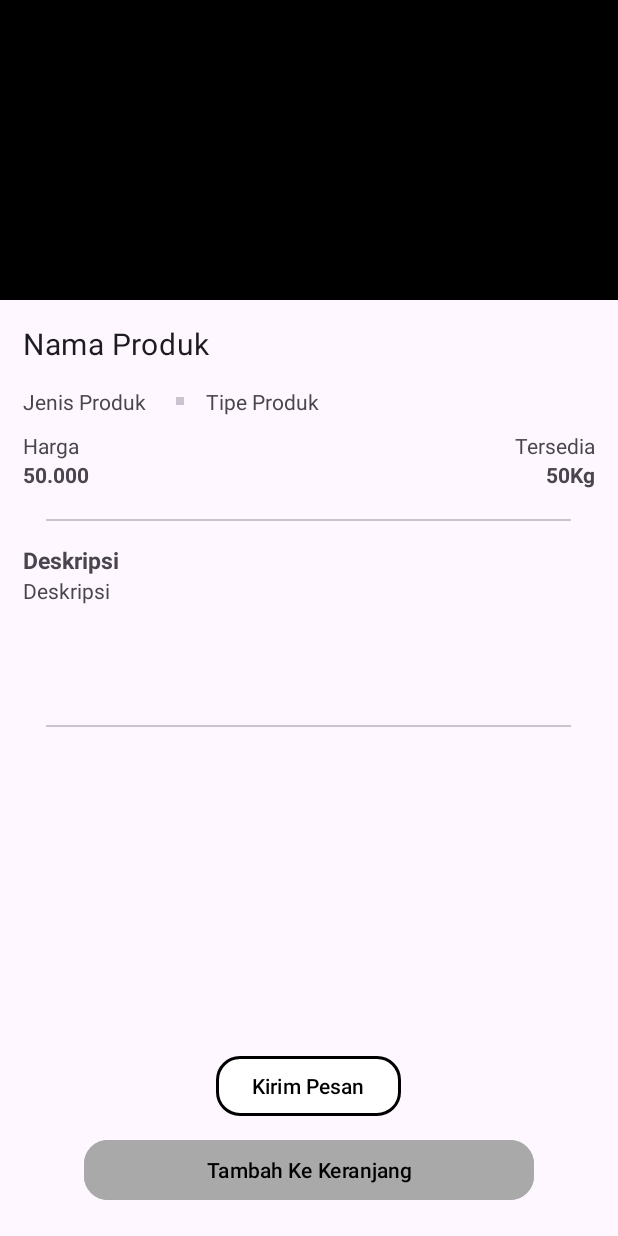
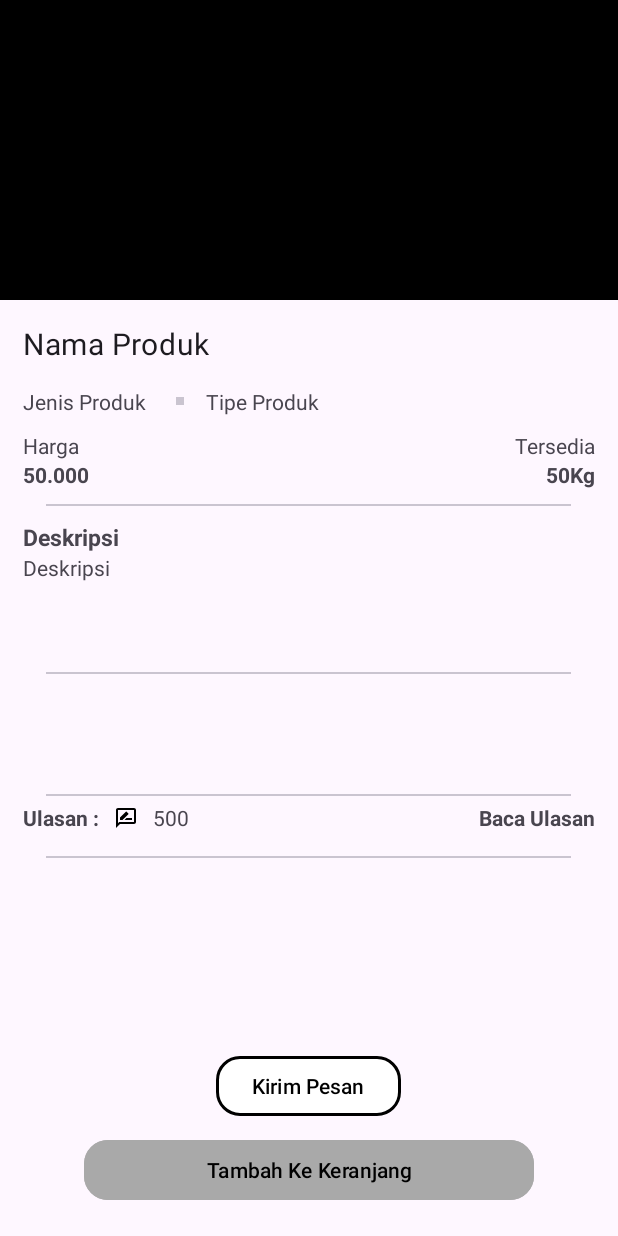
Before and after one commit to vidyazh/TugasAkhir, an Android app: the InfoProductActivity screen opened directly, with no data from a screen before it, on a phone screen of 412 x 824 dp. Run offline under Robolectric (Android 15) with nearby library versions, the phone set to English and light mode, and no system bars.

Commit message:
Push again

```diff
--- /dev/null
+++ b/app/src/main/res/drawable/rate_review.xml
@@ -0,0 +1,9 @@
+<vector xmlns:android="http://schemas.android.com/apk/res/android"
+    android:width="16dp"
+    android:height="16dp"
+    android:viewportWidth="16"
+    android:viewportHeight="16">
+  <path
+      android:pathData="M13.333,1.334H2.667C1.933,1.334 1.34,1.934 1.34,2.667L1.333,14.667L4,12.001H13.333C14.067,12.001 14.667,11.401 14.667,10.667V2.667C14.667,1.934 14.067,1.334 13.333,1.334ZM13.333,10.667H3.447L2.667,11.447V2.667H13.333V10.667ZM7,9.334H12V8.001H8.333L7,9.334ZM9.573,5.421C9.707,5.287 9.707,5.081 9.573,4.947L8.393,3.767C8.26,3.634 8.053,3.634 7.92,3.767L4,7.687V9.334H5.647L9.573,5.421Z"
+      android:fillColor="#000000"/>
+</vector>
--- a/app/src/main/res/layout/activity_info_product.xml
+++ b/app/src/main/res/layout/activity_info_product.xml
@@ -56,6 +56,8 @@
             android:text="@string/tipe_produk"
             android:layout_alignStart="@id/divider_1"
             android:layout_marginStart="20dp"/>
+
+
     </RelativeLayout>
 
     <RelativeLayout
@@ -103,7 +105,7 @@
         android:layout_height="wrap_content"
         android:layout_below="@+id/layout_harga_tersedia"
         android:layout_centerHorizontal="true"
-        android:layout_marginTop="20dp"
+        android:layout_marginTop="10dp"
         android:id="@+id/divider_2"
         />
     <com.google.android.material.textview.MaterialTextView
@@ -114,7 +116,7 @@
         android:layout_alignStart="@id/nama_product"
         android:textSize="15sp"
         android:textStyle="bold"
-        android:layout_marginTop="15dp"
+        android:layout_marginTop="10dp"
         android:text="@string/deskripsi"/>
 
     <com.google.android.material.textview.MaterialTextView
@@ -131,7 +133,71 @@
         android:layout_height="wrap_content"
         android:layout_below="@+id/deskripsi1"
         android:layout_centerHorizontal="true"
+        android:layout_marginTop="60dp"
+        />
+
+    <com.google.android.material.divider.MaterialDivider
+        android:id="@+id/divider_4"
+        android:layout_width="350dp"
+        android:layout_height="wrap_content"
+        android:layout_below="@+id/divider_3"
+        android:layout_centerHorizontal="true"
         android:layout_marginTop="80dp"
+        />
+
+    <RelativeLayout
+        android:layout_width="wrap_content"
+        android:layout_height="wrap_content"
+        android:layout_below="@+id/divider_4"
+        android:layout_alignStart="@id/nama_product"
+        >
+    <com.google.android.material.textview.MaterialTextView
+        android:id="@+id/ulasan"
+        android:layout_width="wrap_content"
+        android:layout_height="wrap_content"
+        android:layout_marginTop="10dp"
+        android:text="@string/ulasan"
+        android:layout_centerVertical="true"
+        android:textStyle="bold"/>
+
+    <ImageView
+        android:id="@+id/svg_rate"
+        android:layout_width="wrap_content"
+        android:layout_height="wrap_content"
+        android:layout_toEndOf="@+id/ulasan"
+        android:src="@drawable/rate_review"
+        android:layout_marginStart="10dp"
+        android:layout_centerVertical="true"
+        />
+
+        <com.google.android.material.textview.MaterialTextView
+           android:id="@+id/txt_ulasan"
+            android:layout_width="wrap_content"
+            android:layout_height="wrap_content"
+            android:text="@string/txt_ulasan"
+            android:layout_toEndOf="@id/svg_rate"
+            android:layout_centerVertical="true"
+            android:layout_marginStart="10dp"
+            />
+        <com.google.android.material.textview.MaterialTextView
+            android:id="@+id/baca_ulasan"
+            android:layout_width="wrap_content"
+            android:layout_height="wrap_content"
+            android:text="@string/baca_ulasan"
+            android:layout_centerVertical="true"
+            android:layout_marginRight="15dp"
+            android:layout_alignParentEnd="true"
+            android:textStyle="bold"
+           />
+
+</RelativeLayout>
+    <com.google.android.material.divider.MaterialDivider
+        android:id="@+id/divider_5"
+        android:layout_width="350dp"
+        android:layout_height="wrap_content"
+        android:layout_below="@+id/divider_4"
+        android:layout_centerHorizontal="true"
+        android:layout_marginTop="40dp"
         />
 
     <com.google.android.material.button.MaterialButton
--- a/app/src/main/res/values/colors.xml
+++ b/app/src/main/res/values/colors.xml
@@ -3,4 +3,6 @@
     <color name="black">#FF000000</color>
     <color name="white">#FFFFFFFF</color>\
     <color name="dark_grey">#A9A9A9</color>
+    <color name="chip_bg_states">#85F436</color>
+    <color name="fontColor">#FF404A3A</color>
 </resources>
--- a/app/src/main/res/values/strings.xml
+++ b/app/src/main/res/values/strings.xml
@@ -23,4 +23,10 @@
     <string name="kirim_pesan">Kirim Pesan</string>
     <string name="image">image</string>
     <string name="ubah_produk">Ubah Produk</string>
+    <string name="ulasan">Ulasan :</string>
+    <string name="txt_ulasan">500</string>
+    <string name="baca_ulasan">Baca Ulasan</string>
+    <string name="pengguna">Pengguna</string>
+    <string name="isi_pesan">Isi Pesan ...</string>
+    <string name="icon_profil">Icon Profil</string>
 </resources>
```
Also changed, not shown: app/src/main/res/layout/fragment_chat.xml (+67 -6 lines), app/src/main/res/layout/item_chat.xml (added, +60 -0 lines).
